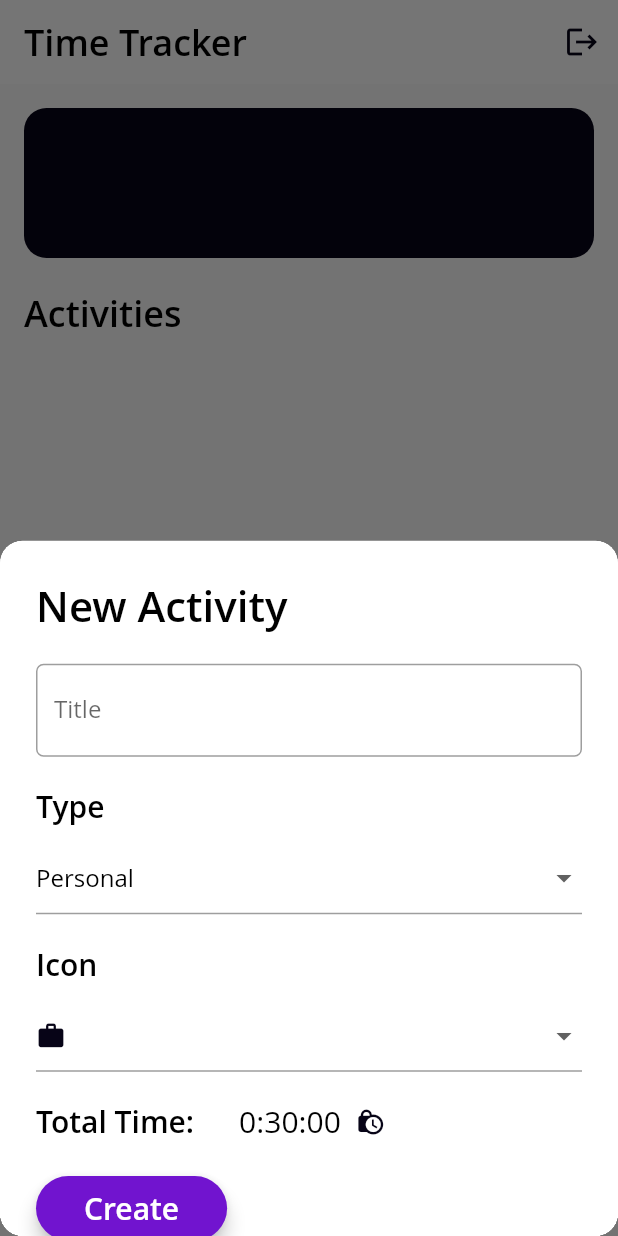
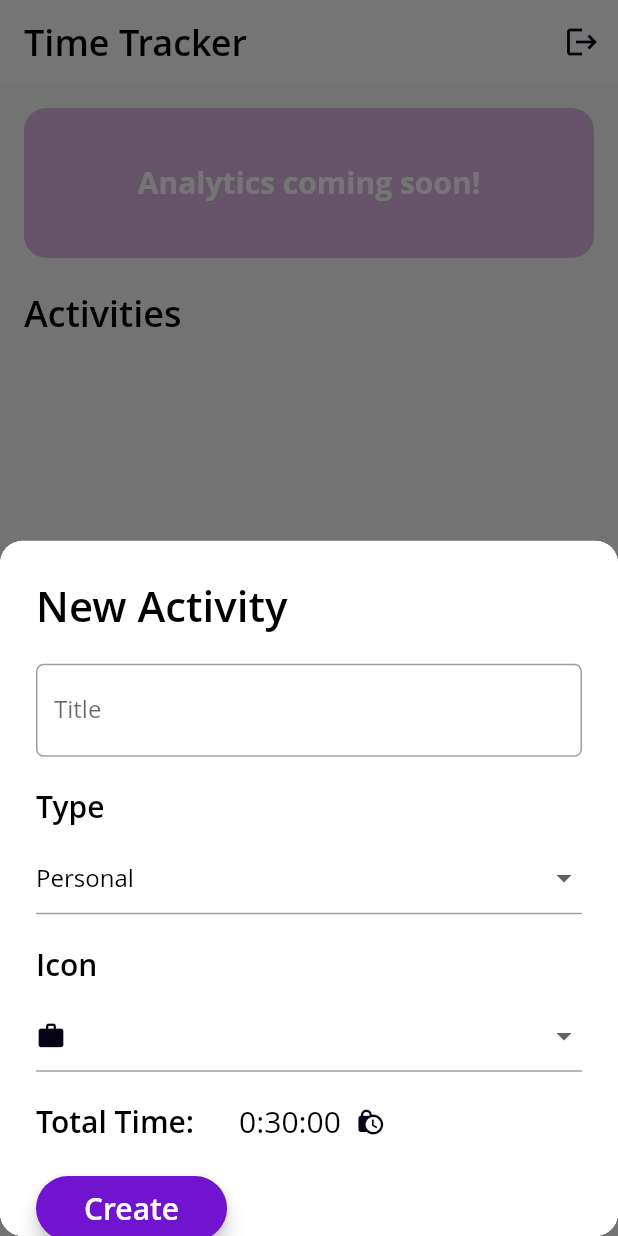
Before and after one commit to agent515/time-tracker, a Flutter app: the screen it shows once a user with an empty profile is signed in, after a tap on the "add" icon, on a phone screen of 412 x 824 dp. Run offline on Flutter 3.47's test engine with Material 2 defaults, Android fonts, the phone set to English and light mode, and no system bars; our stand-ins replace equatable, firebase_auth, firebase_core, flutter_svg, get_it, percent_indicator and 1 more; missing offline and left inert: flutter_picker; accounts and stored records are empty; Roboto replaces fonts that are missing (Open Sans).

Commit message:
Brush up.

```diff
--- a/lib/app/features/time-tracker/presentation/pages/dashboard.dart
+++ b/lib/app/features/time-tracker/presentation/pages/dashboard.dart
@@ -56,11 +56,21 @@ class _DashboardState extends State<Dashboard> {
             children: [
               Container(
                 decoration: BoxDecoration(
-                  color: kBlackDark,
+                  color: Colors.purple.withOpacity(0.3),
                   borderRadius: BorderRadius.circular(15.0),
                 ),
                 height: 100,
                 width: double.infinity,
+                child: Center(
+                  child: Text(
+                    'Analytics coming soon!',
+                    style: TextStyle(
+                      color: Colors.white,
+                      fontSize: 20,
+                      fontWeight: FontWeight.bold,
+                    ),
+                  ),
+                ),
               ),
               SizedBox(
                 height: 20.0,
```
Also changed, not shown: pubspec.lock, 5 other files.
